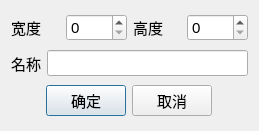
Before: the Qt Designer form BmpManager/dialognewimgfile.ui in luckyPtr/BitmapStudio, drawn with Qt 5.
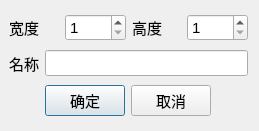
After: the same form once the commit is applied. Custom widgets are drawn as their Qt base class.

Patch:
```diff
--- a/BmpManager/dialognewimgfile.ui
+++ b/BmpManager/dialognewimgfile.ui
@@ -14,6 +14,9 @@
    <string>新建图片</string>
   </property>
   <layout class="QVBoxLayout" name="verticalLayout">
+   <property name="leftMargin">
+    <number>9</number>
+   </property>
    <item>
     <layout class="QHBoxLayout" name="horizontalLayout_5">
      <item>
@@ -39,6 +42,9 @@
            <pointsize>11</pointsize>
           </font>
          </property>
+         <property name="minimum">
+          <number>1</number>
+         </property>
          <property name="maximum">
           <number>2048</number>
          </property>
@@ -72,6 +78,12 @@
            <pointsize>11</pointsize>
           </font>
          </property>
+         <property name="buttonSymbols">
+          <enum>QAbstractSpinBox::UpDownArrows</enum>
+         </property>
+         <property name="minimum">
+          <number>1</number>
+         </property>
          <property name="maximum">
           <number>2048</number>
          </property>
```
